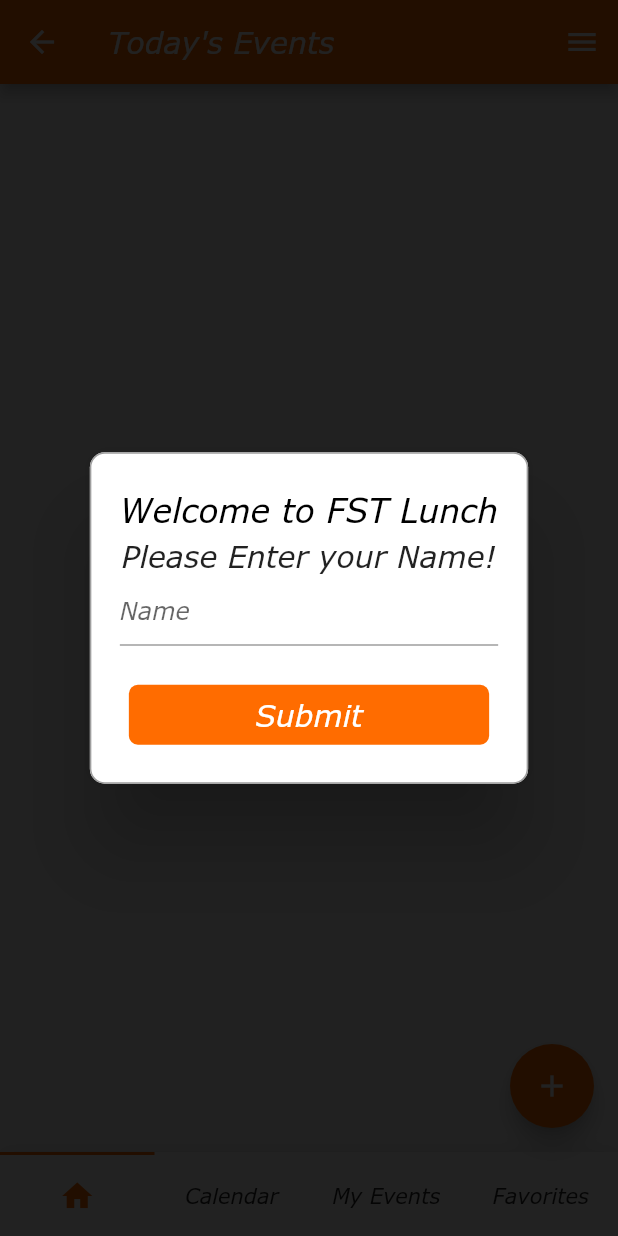
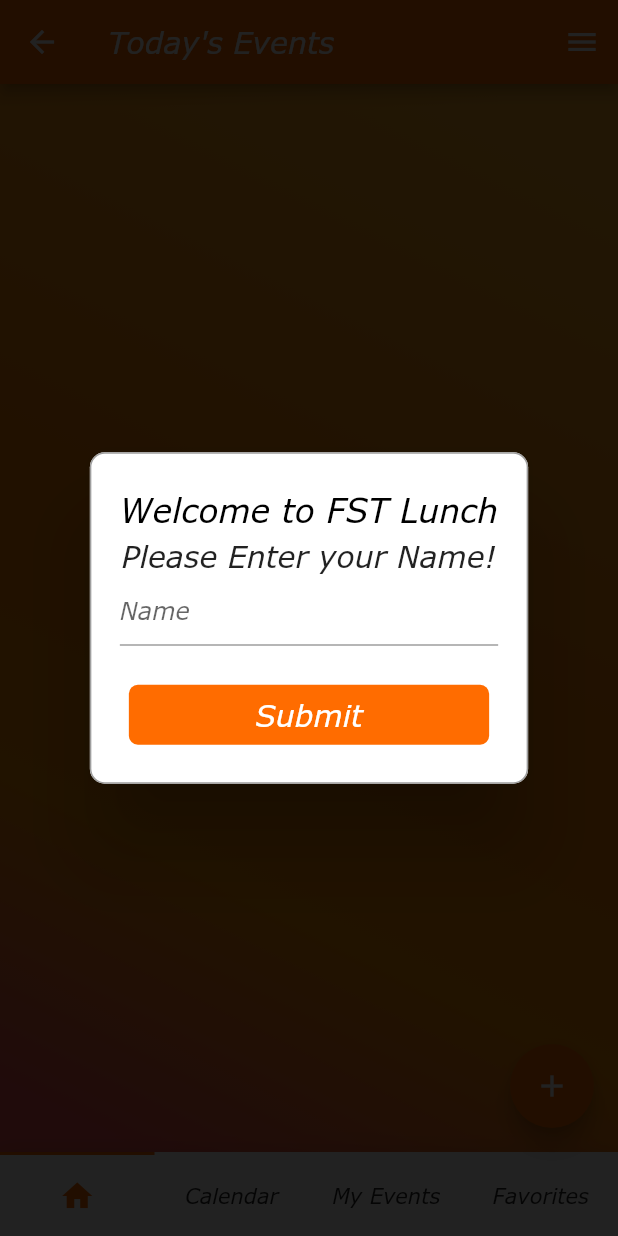
Before and after one commit to xlDownxl/LunchBreak, a Flutter app: the BoardScreen screen opened by its route, on a phone screen of 412 x 824 dp. Run offline on Flutter 3.47's test engine with Material 2 defaults, Android fonts, the phone set to English and light mode, and no system bars; drawn by our look-alikes of rflutter_alert, titled_navigation_bar; our stand-ins replace after_layout, cloud_firestore, firebase_auth, firebase_database, firebase_storage, flutter_login and 2 more; missing offline and left inert: FST.LunchApp; accounts and stored records are empty; project files that could hold a hidden picture were left out.

```diff
--- a/FlutterApp/lib/main.dart
+++ b/FlutterApp/lib/main.dart
@@ -11,6 +11,7 @@ import 'screens/login_screen.dart';
 import 'utils/class_builder.dart';
 import 'package:firebase_auth/firebase_auth.dart';
 import 'screens/drawer_screen.dart';
+import 'package:cloud_firestore/cloud_firestore.dart';
 
 void main() {
   ClassBuilder.registerClasses();
@@ -35,8 +36,9 @@ class _MyAppState extends State<MyApp> {
         print("fbuser not null");
         user.email = fbuser.email;
         user.id = fbuser.uid;
-        user.username = "geladen"; //TODO load and read username from database
-        print("userstring" + user.email);
+        Firestore.instance.collection("User_Data").document(fbUser.uid).get().then((snap){
+          user.username = snap.data["username"];
+        });
       }
     });
 
--- a/FlutterApp/lib/screens/board_screen.dart
+++ b/FlutterApp/lib/screens/board_screen.dart
@@ -147,8 +147,7 @@ class _BoardScreenState extends State<BoardScreen>
     final appBar = AppBar(
       title: Text(titles[_selectedPageIndex]),
       actions: <Widget>[
-        SafeArea(
-          child: Material(
+        Material(
           shadowColor: Colors.transparent,
           color: Colors.transparent,
           child: IconButton(
@@ -157,7 +156,6 @@ class _BoardScreenState extends State<BoardScreen>
               color: Colors.white,
             ),
             onPressed: widget.onMenuPressed,
-            ),
           ),
         ),
       ],
@@ -173,9 +171,23 @@ class _BoardScreenState extends State<BoardScreen>
       onRefresh: _update,
     );
 
-    return Scaffold(
+    return Container(
+        decoration: BoxDecoration(
+        gradient: LinearGradient(
+        begin: Alignment.topRight,
+        end: Alignment.bottomLeft,
+        stops: [0.1, 0.5, 0.7, 0.9],
+        colors: [
+        Colors.yellow[800],
+        Colors.orange[700],
+        Colors.orange[600],
+        Colors.red[400],
+        ],),
+        ),
+      child: Scaffold(
         key: _scaffoldstate,
         appBar: appBar,
+        backgroundColor: Colors.transparent,
         body: Consumer<User>(
           child: mainPage,
           builder: (_, user, child) {
@@ -211,6 +223,7 @@ class _BoardScreenState extends State<BoardScreen>
             ),
           ],
         ),
+      ),
     );
   }
 }
--- a/FlutterApp/pubspec.yaml
+++ b/FlutterApp/pubspec.yaml
@@ -43,6 +43,7 @@ dependencies:
   shared_preferences: ^0.5.4+6
   image_picker: ^0.6.0+17
   firebase_storage: ^3.0.3
+  cloud_firestore: ^0.13.0+1
 
 dev_dependencies:
   flutter_test:
```
Also changed, not shown: FlutterApp/lib/models/board_post.dart (+26 -30 lines), FlutterApp/lib/models/board_posts.dart (+64 -5 lines), FlutterApp/lib/models/user.dart (+17 -3 lines), FlutterApp/lib/screens/drawer_screen.dart (+19 -3 lines), FlutterApp/lib/screens/login_screen.dart (+13 -4 lines), FlutterApp/lib/widgets/add_post_screen_widgets/add_screen_title_picture_widget.dart (+6 -1 lines), FlutterApp/pubspec.lock, 1 other file. Lines whose indentation alone changed are shown as unchanged.
